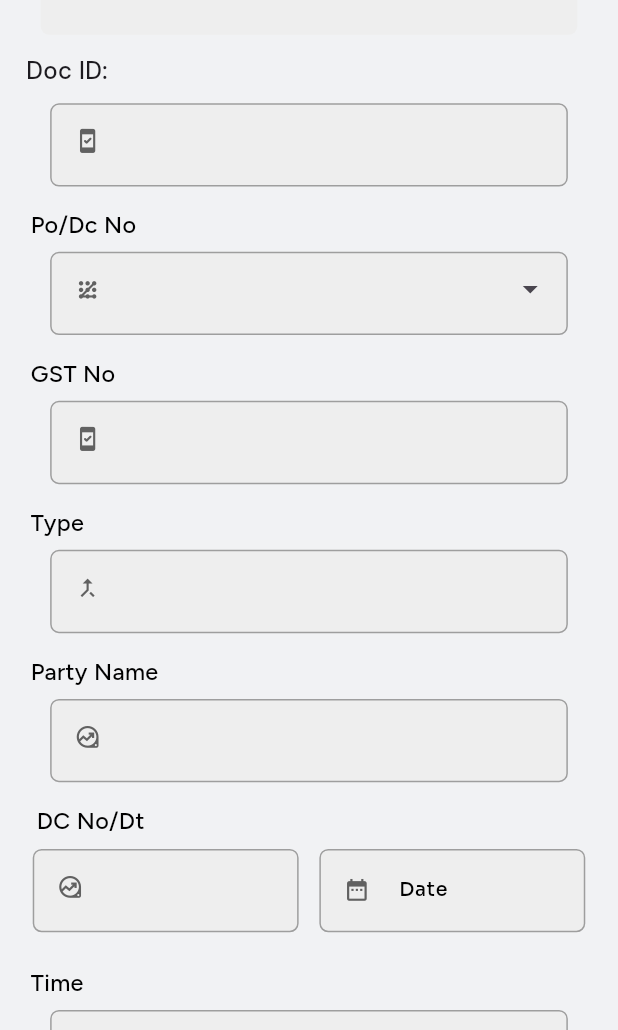
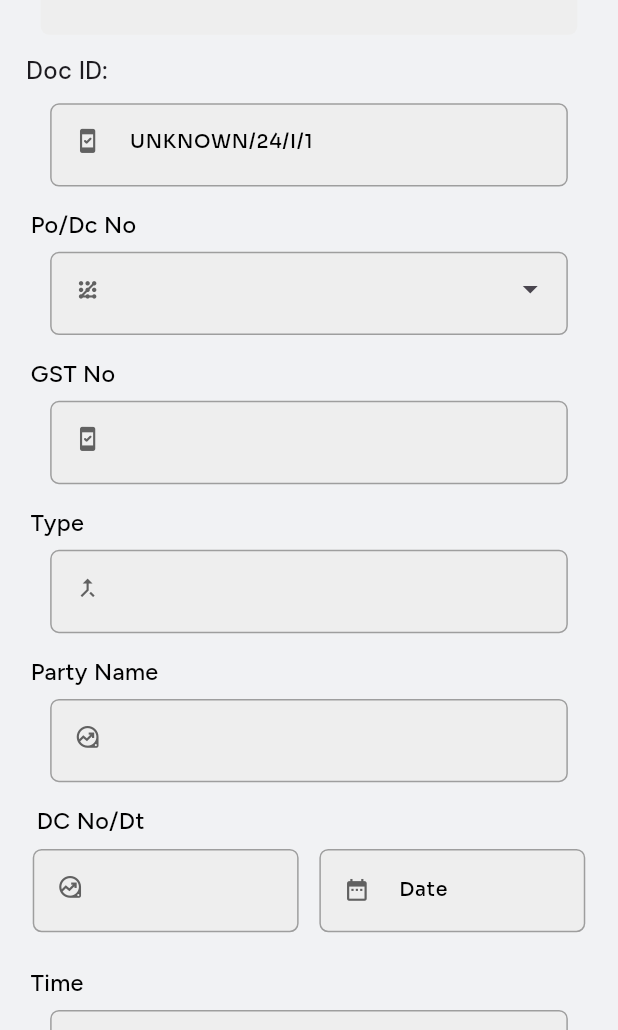
Before and after one commit to ofchari/Network-Clothing-Company, a Flutter app: the GoodsInward screen opened directly, on a phone screen of 412 x 824 dp, the part 206-1236 px from its top. Run offline on Flutter 3.47's test engine with Material 3 defaults, Android fonts, the phone set to English and light mode, and no system bars; drawn by our look-alikes of dropdown_search; our stand-ins replace flutter_screenutil, get, google_fonts, shared_preferences; missing offline and left inert: mobile_scanner; accounts and stored records are empty; network calls fail.

```diff
--- a/lib/view/screens/goods_inward.dart
+++ b/lib/view/screens/goods_inward.dart
@@ -2,7 +2,6 @@ import 'dart:convert';
 import 'dart:io';
 import 'package:dropdown_search/dropdown_search.dart';
 import 'package:get/get.dart';
-import 'package:get/get_core/src/get_main.dart';
 import 'package:http/http.dart'as http;
 import 'package:flutter/material.dart';
 import 'package:flutter_screenutil/flutter_screenutil.dart';
@@ -24,6 +23,8 @@ class GoodsInward extends StatefulWidget {
 class _GoodsInwardState extends State<GoodsInward> {
   late double height;
   late double width;
+  late String usCode;
+  late int orderNumber;
   List<dynamic> docIds = [];
   String? selectedDocId;
   TextEditingController gstController = TextEditingController();
@@ -88,7 +89,7 @@ class _GoodsInwardState extends State<GoodsInward> {
   final docMaxNo = TextEditingController();     // DOCMAXNO
   final dPrefix = TextEditingController();      // DPREFIX
   final docId1 = TextEditingController();       // DOCID1
-  final usCode = TextEditingController();       // USCODE
+  final ussCode = TextEditingController();       // USCODE
   final delReq = TextEditingController();       // DELREQ
   final docIdOld = TextEditingController();     // DOCIDOLD
   final party1 = TextEditingController();       // PARTY1
@@ -101,6 +102,7 @@ class _GoodsInwardState extends State<GoodsInward> {
     // TODO: implement initState
     super.initState();
     fetchDocIds();
+    _loadUserDetails();
   }
 
                  /// Get Api's method for Doc Id's //
@@ -144,6 +146,13 @@ class _GoodsInwardState extends State<GoodsInward> {
     }
   }
 
+  Future<void> _loadUserDetails() async {
+    final prefs = await SharedPreferences.getInstance();
+    usCode = prefs.getString('usCode') ?? 'UNKNOWN';
+    orderNumber = prefs.getInt('orderNumber_$usCode') ?? 1;  // Start from 1 for the user
+
+    setState(() {});
+  }
 
 
   // /// Post method for Goods Inward //
@@ -174,6 +183,12 @@ class _GoodsInwardState extends State<GoodsInward> {
       return;
     }
 
+    // final prefs = await SharedPreferences.getInstance();
+
+    // Increment the order number
+    await prefs.setInt('orderNumber_$usCode', orderNumber + 1);
+
+    final dcNo = "$usCode/24/I/$orderNumber";
     // Construct the dynamic API endpoint
     final String url = 'http://$serverIp:$port/db/dbconnect.php';
 
@@ -201,7 +216,7 @@ class _GoodsInwardState extends State<GoodsInward> {
       "DOCDATE": docDate.text, // Extracted text
       "DELCTRL": delCtrl.text, // Extracted text
       "DEPT": dept.text, // Extracted text
-      "DCNO": dcNo.text, // Extracted text
+      "DCNO": "$usCode/24/I/$orderNumber", // Extracted text
       "STIME": stime.text, // Extracted text
       "PARTY": partyNameController.text, // Extracted text
       "DELQTY": delQty.text, // Extracted text
@@ -232,7 +247,7 @@ class _GoodsInwardState extends State<GoodsInward> {
       "DOCMAXNO": docMaxNo.text, // Extracted text
       "DPREFIX": dPrefix.text, // Extracted text
       "DOCID1": docId1.text, // Extracted text
-      "USCODE": usCode.text, // Extracted text
+      "USCODE": ussCode.text, // Extracted text
       "DELREQ": delReq.text, // Extracted text
       "DOCIDOLD": docIdOld.text, // Extracted text
       "PARTY1": party1.text, // Extracted text
@@ -413,10 +428,10 @@ class _GoodsInwardState extends State<GoodsInward> {
                     borderRadius: BorderRadius.circular(6.r)
                 ),
                 child: TextFormField(
-                  controller: docid,
+                  // controller: docid,
                   style: GoogleFonts.dmSans(textStyle: TextStyle(fontSize: 15.sp,fontWeight: FontWeight.w500,color: Colors.black)),
                   decoration: InputDecoration(
-                      labelText: "",
+                      labelText: "$usCode/24/I/$orderNumber",
                       labelStyle: GoogleFonts.sora(
                         fontSize: 13.sp,
                         fontWeight: FontWeight.w500,
@@ -446,12 +461,12 @@ class _GoodsInwardState extends State<GoodsInward> {
               borderRadius: BorderRadius.circular(6.r),
             ),
             child: DropdownSearch<String>(
-              popupProps: PopupProps.dialog(
+              popupProps: const PopupProps.dialog(
                 showSearchBox: true,
                 searchFieldProps: TextFieldProps(
                   decoration: InputDecoration(
                     hintText: "Search Po/Dc No",
-                    contentPadding: const EdgeInsets.symmetric(horizontal: 15, vertical: 20),
+                    contentPadding: EdgeInsets.symmetric(horizontal: 15, vertical: 20),
                   ),
                 ),
               ),
@@ -705,6 +720,40 @@ class _GoodsInwardState extends State<GoodsInward> {
                   ),
                 ),
               ),
+              const Align(
+                  alignment: Alignment.topLeft,
+                  child: MyText(text: "     Grn qty ", weight: FontWeight.w500, color: Colors.black)),
+              SizedBox(height: 7.5.h,),
+              Container(
+                height: height/15.2.h,
+                width: width/1.13.w,
+                decoration: BoxDecoration(
+                    color: Colors.grey.shade200,
+                    border: Border.all(
+                        color: Colors.grey.shade500
+                    ),
+                    borderRadius: BorderRadius.circular(6.r)
+                ),
+                child: TextFormField(
+                  controller: typeController,
+                  style: GoogleFonts.dmSans(textStyle: TextStyle(fontSize: 15.sp,fontWeight: FontWeight.w500,color: Colors.black)),
+                  decoration: InputDecoration(
+                      labelText: "",
+                      labelStyle: GoogleFonts.sora(
+                        fontSize: 13.sp,
+                        fontWeight: FontWeight.w500,
+                        color: Colors.black,
+                      ),
+                      prefixIcon:  Icon(
+                        Icons.merge_type,
+                        color: Colors.grey.shade700,
+                        size: 17.5,
+                      ),
+                      contentPadding: EdgeInsets.symmetric(vertical: 1.h),
+                      border: InputBorder.none
+                  ),
+                ),
+              ),
               SizedBox(height: 15.h,),
               GestureDetector(
                 onTap: (){
--- a/pubspec.yaml
+++ b/pubspec.yaml
@@ -44,6 +44,7 @@ dependencies:
   animated_splash_screen: ^1.3.0
   shared_preferences: ^2.3.4
   dropdown_search: ^5.0.2
+  mobile_scanner: ^6.0.2
 
 dev_dependencies:
   flutter_test:
```
Also changed, not shown: lib/view/screens/dashboard.dart (+3 -4 lines), lib/view/screens/form.dart (+10 -2 lines), lib/view/screens/goods_outward.dart (+39 -9 lines), lib/view/screens/scanner.dart (added, +40 -0 lines), pubspec.lock, 1 other file.
